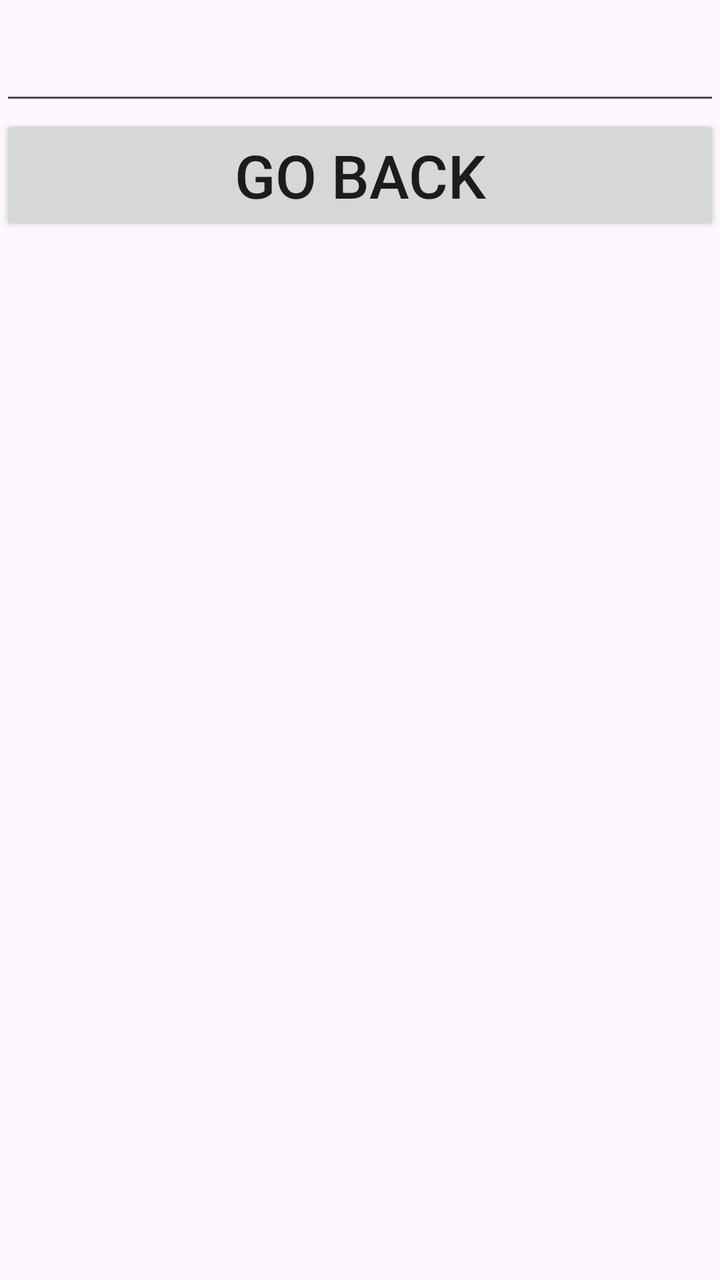
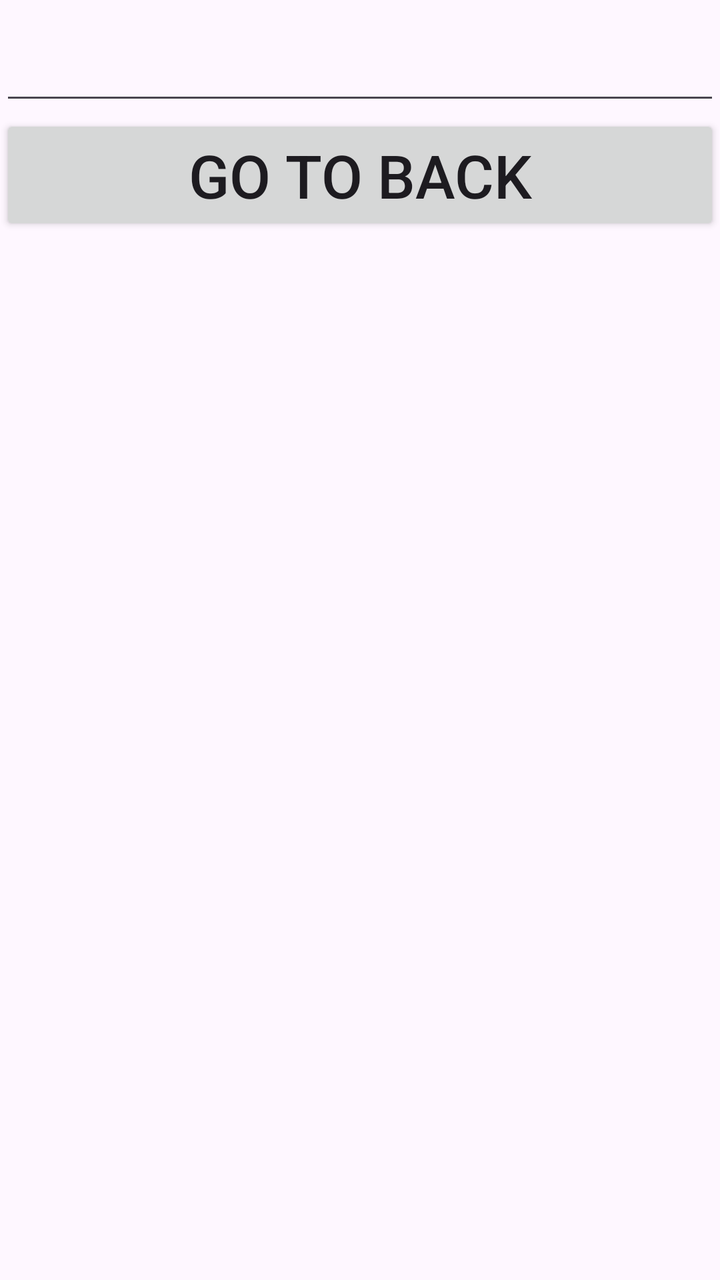

Compare the two renders of this Android layout. The source of the first and the diff that turns it into the second are given below.
<!-- AndroidManifest.xml: application theme Theme.DZ4 -->
<!-- res/layout/activity_sub.xml -->
<?xml version="1.0" encoding="utf-8"?>
<LinearLayout xmlns:android="http://schemas.android.com/apk/res/android"
    xmlns:app="http://schemas.android.com/apk/res-auto"
    xmlns:tools="http://schemas.android.com/tools"
    android:id="@+id/main"
    android:layout_width="match_parent"
    android:layout_height="match_parent"
    tools:context=".MainActivity"
    android:orientation="vertical">

    <EditText
        android:layout_width="match_parent"
        android:layout_height="wrap_content"
        android:textSize="30sp"
        android:id="@+id/changeNameEditText"/>

    <Button
        android:layout_width="match_parent"
        android:layout_height="wrap_content"
        android:textSize="30sp"
        android:text="GO BACK"
        android:onClick="goToMainActivityOnClick"/>

</LinearLayout>
<!-- resources referenced by this layout -->
<resources>
  <style name="Theme.DZ4" parent="Base.Theme.DZ4" />
  <style name="Base.Theme.DZ4" parent="Theme.Material3.DayNight.NoActionBar">
          
          
      </style>
</resources>

<!-- the commit's change to res/layout/activity_sub.xml (unified diff, before → after) -->
@@ -18,7 +18,7 @@
         android:layout_width="match_parent"
         android:layout_height="wrap_content"
         android:textSize="30sp"
-        android:text="GO BACK"
+        android:text="@string/button_goToMain_sub_activity"
         android:onClick="goToMainActivityOnClick"/>
 
 </LinearLayout>
<!-- resource entries referenced after the edit -->
@@ -1,5 +1,6 @@
 <!-- resources referenced by this layout -->
 <resources>
+  <string name="button_goToMain_sub_activity">GO TO BACK</string>
   <style name="Theme.DZ4" parent="Base.Theme.DZ4" />
   <style name="Base.Theme.DZ4" parent="Theme.Material3.DayNight.NoActionBar">
           
